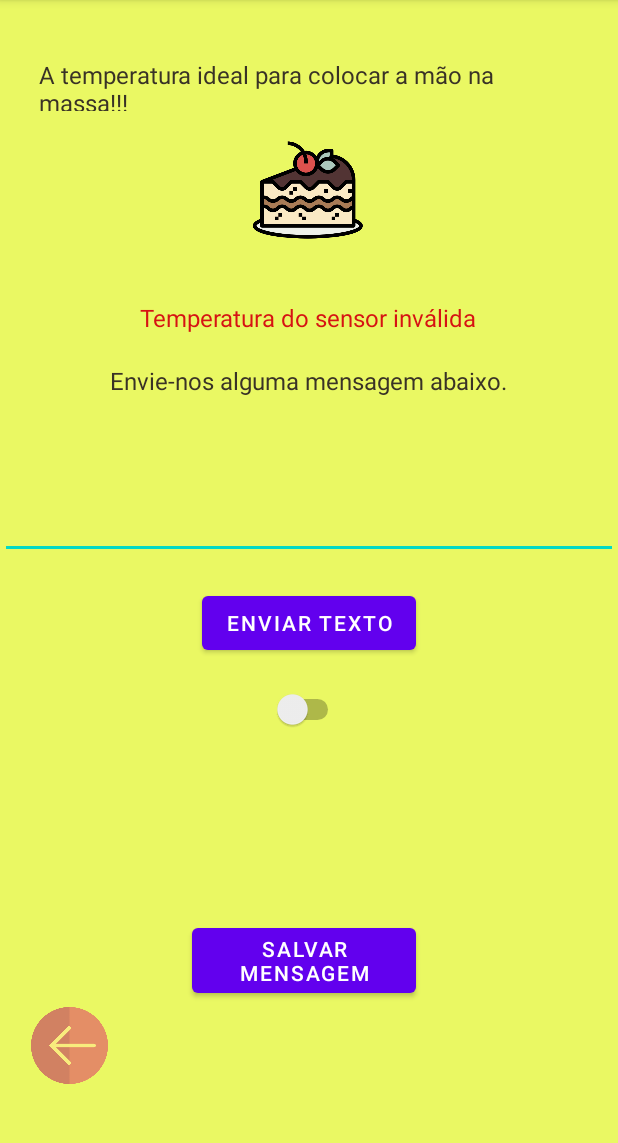
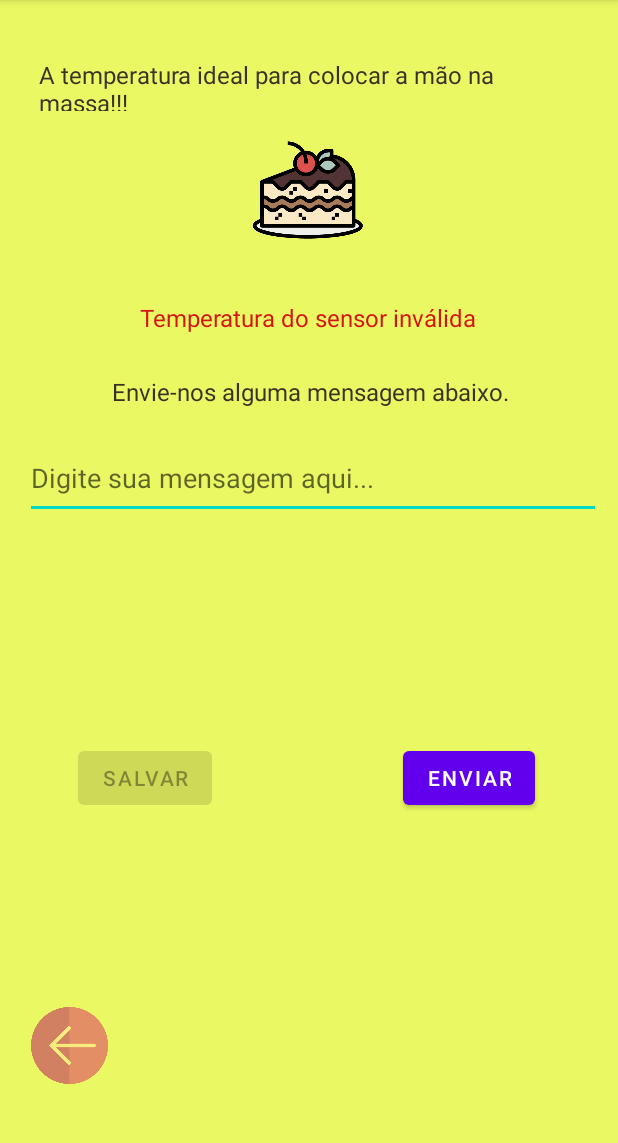
Before and after one commit to LeandroMoura124/Receita-de-Bolo, an Android app: the SensorTemp screen opened directly, with no data from a screen before it, on a phone screen of 412 x 824 dp, the part 84-1227 px from its top. Run offline under Robolectric (Android 15) with nearby library versions, the phone set to English and light mode, and no system bars; Roboto replaces fonts that are not available here.

Commit message:
commit do app

```diff
--- a/app/src/main/AndroidManifest.xml
+++ b/app/src/main/AndroidManifest.xml
@@ -1,6 +1,8 @@
 <?xml version="1.0" encoding="utf-8"?>
 <manifest xmlns:android="http://schemas.android.com/apk/res/android"
     package="com.example.receitabolo" >
+
+
 
     <!--
          The ACCESS_COARSE/FINE_LOCATION permissions are not required to use
@@ -8,6 +10,8 @@
          location permissions for the "MyLocation" functionality.
     -->
     <uses-permission android:name="android.permission.ACCESS_FINE_LOCATION" />
+    <uses-permission android:name="android.permission.WRITE_EXTERNAL_STORAGE" />
+    <uses-permission android:name="android.permission.READ_EXTERNAL_STORAGE"/>
 
     <application
         android:allowBackup="true"
--- a/app/src/main/java/com/example/receitabolo/SensorTemp.java
+++ b/app/src/main/java/com/example/receitabolo/SensorTemp.java
@@ -10,6 +10,7 @@ import android.hardware.SensorEvent;
 import android.hardware.SensorEventListener;
 import android.hardware.SensorManager;
 import android.os.Bundle;
+import android.os.Environment;
 import android.view.View;
 import android.widget.Button;
 import android.widget.EditText;
@@ -17,21 +18,32 @@ import android.widget.Switch;
 import android.widget.TextView;
 import android.widget.Toast;
 
+import java.io.BufferedInputStream;
+import java.io.BufferedReader;
+import java.io.File;
+import java.io.FileNotFoundException;
+import java.io.FileOutputStream;
+import java.io.FileReader;
+import java.io.IOException;
+
 public class SensorTemp extends AppCompatActivity implements SensorEventListener {
     private TextView textview;
     private SensorManager sensorManager;
     private Sensor tempSensor;
     private  Boolean TemperaturaSensorValida;
 
-    private TextView textview2;
-    private EditText editText2;
-    private Button applyTextButton;
-    private Button saveButton;
-    private Switch switch1;
+// Armazenamento
 
-    public static final String SHARED_PREFS = "sharedPrefs";
-    public static final String TEXT = "text";
-    public static final String SWITCH1 = "switch1";
+    Button btnEnviar, btnSalvar;
+    EditText EditTextAr;
+    TextView tvEnviar;
+    String filename = "";
+    String filepath = "";
+    String filecontent = "";
+
+
+
+
 
     private  String text;
     private Boolean switchOnOff;
@@ -64,54 +76,74 @@ public class SensorTemp extends AppCompatActivity implements SensorEventListener
         }
 
 
-        // Armazenamento
-        textview2 = (TextView) findViewById(R.id.textviewAr);
-        editText2 = (EditText) findViewById(R.id.edittextAr);
-        applyTextButton = (Button) findViewById(R.id.enviar_buttonAr);
-        saveButton = (Button) findViewById(R.id.ButtonSaveAr);
-        switch1 = (Switch) findViewById(R.id.switchAr);
-
-        //metodo onclicklistener de enviar dados
-        applyTextButton.setOnClickListener(new View.OnClickListener() {
+        /*Armazenamento*/
+        btnSalvar = findViewById(R.id.ButtonSalvar);
+        btnEnviar = findViewById(R.id.ButtonEnviar);
+        EditTextAr = findViewById(R.id.EditTextAr);
+        tvEnviar = findViewById(R.id.tvEnviar);
+        filename = "MeuArquivo.txt";
+        filepath = "MeuArquivoDir";
+        if(!isExternalStorageAvailableForRW()){
+            btnSalvar.setEnabled(false);
+        }
+        btnSalvar.setOnClickListener(new View.OnClickListener() {
             @Override
             public void onClick(View view) {
-                textview2.setText(editText2.getText().toString());
+                tvEnviar.setText("");
+                filecontent = EditTextAr.getText().toString().trim();
+                if(!filecontent.equals("")){
+                    File myExternalFile = new File(getExternalFilesDir(filepath), filename);
+                    FileOutputStream fos = null;
+                    try {
+                        fos = new FileOutputStream(myExternalFile);
+                        fos.write(filecontent.getBytes());
+                    } catch (FileNotFoundException e) {
+                        e.printStackTrace();
+                    } catch (IOException e) {
+                        e.printStackTrace();
+                    }
+                    EditTextAr.setText("");
+                    Toast.makeText(SensorTemp.this, "As informações foram salvas no cartão SD com sucesso!", Toast.LENGTH_SHORT).show();
+                }else{
+                    Toast.makeText(SensorTemp.this, "O campo de texto não pode ser vazio!", Toast.LENGTH_SHORT).show();
+                }
             }
         });
-        //metodo onclick listener de salvar dados
-        saveButton.setOnClickListener(new View.OnClickListener() {
+        btnEnviar.setOnClickListener(new View.OnClickListener() {
             @Override
             public void onClick(View view) {
-                saveData();
-
+                FileReader fr = null;
+                File myExternalFile = new File(getExternalFilesDir(filepath), filename);
+                StringBuilder stringBuilder = new StringBuilder();
+                try {
+                    fr = new FileReader(myExternalFile);
+                    BufferedReader br = new BufferedReader(fr);
+                    String line = br.readLine();
+                    while(line != null){
+                        stringBuilder.append(line).append('\n');
+                        line = br.readLine();
+                    }
+                } catch (FileNotFoundException e) {
+                    e.printStackTrace();
+                } catch (IOException e) {
+                    e.printStackTrace();
+                }finally {
+                    String fileContents = "File contents\n" + stringBuilder.toString();
+                    tvEnviar.setText(fileContents);
+                }
             }
         });
-        loadData();
-        updateViews();
+
 
     }
-// botao salvar dados
-    public  void saveData(){
-        SharedPreferences sharedPreferences = getSharedPreferences(SHARED_PREFS, MODE_PRIVATE);
-        SharedPreferences.Editor editor  = sharedPreferences.edit();
 
-        editor.putString(TEXT, textview2.getText().toString());
-        editor.putBoolean(SWITCH1, switch1.isChecked());
-
-        editor.apply();
-        Toast.makeText(this, "Dado salvo", Toast.LENGTH_SHORT).show();
+    private boolean isExternalStorageAvailableForRW() {
+        String extStorageState = Environment.getExternalStorageState();
+        if(extStorageState.equals(Environment.MEDIA_MOUNTED)){
+            return true;
+        }
+        return false;
     }
-    public void loadData(){
-        SharedPreferences sharedPreferences = getSharedPreferences(SHARED_PREFS, MODE_PRIVATE);
-        text  = sharedPreferences.getString(TEXT, "");
-        switchOnOff = sharedPreferences.getBoolean(SWITCH1, false);
-    }
-    public  void updateViews(){
-        textview2.setText(text);
-        switch1.setChecked(switchOnOff);
-    }
-
-
 
 
     //  sensorTemp
--- a/app/src/main/res/layout/activity_sensor_temp.xml
+++ b/app/src/main/res/layout/activity_sensor_temp.xml
@@ -61,68 +61,7 @@
         app:layout_constraintVertical_bias="0.053" />
 
 
-    <TextView
-        android:id="@+id/textviewAr"
-        android:layout_width="match_parent"
-        android:layout_height="wrap_content"
-        android:gravity="center_horizontal"
-        android:textSize="17sp"
-        app:layout_constraintBottom_toBottomOf="parent"
-        app:layout_constraintEnd_toEndOf="parent"
-        app:layout_constraintHorizontal_bias="0.0"
-        app:layout_constraintStart_toStartOf="parent"
-        app:layout_constraintTop_toTopOf="parent"
-        app:layout_constraintVertical_bias="0.408"
-        tools:text="Digite a mensagem" />
 
-    <EditText
-        android:id="@+id/edittextAr"
-        android:layout_width="match_parent"
-        android:layout_height="wrap_content"
-        app:layout_constraintBottom_toBottomOf="parent"
-        app:layout_constraintEnd_toEndOf="parent"
-        app:layout_constraintHorizontal_bias="0.0"
-        app:layout_constraintStart_toStartOf="parent"
-        app:layout_constraintTop_toBottomOf="@+id/textviewAr"
-        app:layout_constraintVertical_bias="0.0" />
-
-    <Button
-        android:id="@+id/enviar_buttonAr"
-        android:layout_width="wrap_content"
-        android:layout_height="wrap_content"
-        android:layout_gravity="center_horizontal"
-        android:text="Enviar Texto"
-        app:layout_constraintBottom_toBottomOf="parent"
-        app:layout_constraintEnd_toEndOf="parent"
-        app:layout_constraintStart_toStartOf="parent"
-        app:layout_constraintTop_toBottomOf="@+id/edittextAr"
-        app:layout_constraintVertical_bias="0.054" />
-
-    <Switch
-        android:id="@+id/switchAr"
-        android:layout_width="wrap_content"
-        android:layout_height="wrap_content"
-        android:layout_gravity="center_horizontal"
-        android:layout_marginTop="8dp"
-        app:layout_constraintBottom_toTopOf="@+id/ButtonSaveAr"
-        app:layout_constraintEnd_toEndOf="parent"
-        app:layout_constraintHorizontal_bias="0.498"
-        app:layout_constraintStart_toStartOf="parent"
-        app:layout_constraintTop_toBottomOf="@+id/enviar_buttonAr"
-        app:layout_constraintVertical_bias="0.088" />
-
-    <Button
-        android:id="@+id/ButtonSaveAr"
-        android:layout_width="149dp"
-        android:layout_height="55dp"
-        android:layout_gravity="center_horizontal"
-        android:text="Salvar mensagem"
-        app:layout_constraintBottom_toBottomOf="parent"
-        app:layout_constraintEnd_toEndOf="parent"
-        app:layout_constraintHorizontal_bias="0.488"
-        app:layout_constraintStart_toStartOf="parent"
-        app:layout_constraintTop_toTopOf="parent"
-        app:layout_constraintVertical_bias="0.86" />
 
     <TextView
         android:id="@+id/textView44"
@@ -131,12 +70,76 @@
         android:text="Envie-nos alguma mensagem abaixo."
         android:textColor="#393226"
         android:textSize="16sp"
-        app:layout_constraintBottom_toTopOf="@+id/textviewAr"
+        app:layout_constraintBottom_toBottomOf="parent"
         app:layout_constraintEnd_toEndOf="parent"
-        app:layout_constraintHorizontal_bias="0.498"
+        app:layout_constraintHorizontal_bias="0.506"
         app:layout_constraintStart_toStartOf="parent"
         app:layout_constraintTop_toTopOf="parent"
-        app:layout_constraintVertical_bias="0.862" />
+        app:layout_constraintVertical_bias="0.335" />
+
+
+    <EditText
+        android:id="@+id/EditTextAr"
+        android:layout_width="384dp"
+        android:layout_height="54dp"
+        android:hint="Digite sua mensagem aqui..."
+        app:layout_constraintBottom_toBottomOf="parent"
+        app:layout_constraintEnd_toEndOf="parent"
+        app:layout_constraintHorizontal_bias="0.592"
+        app:layout_constraintStart_toStartOf="parent"
+        app:layout_constraintTop_toTopOf="parent"
+        app:layout_constraintVertical_bias="0.409" />
+
+    <LinearLayout
+        android:id="@+id/linearLayout"
+        android:layout_width="match_parent"
+        android:layout_height="wrap_content"
+        android:orientation="horizontal">
+
+    </LinearLayout>
+
+    <ScrollView
+        android:id="@+id/scrollView2"
+        android:layout_width="395dp"
+        android:layout_height="87dp"
+        android:layout_marginBottom="196dp"
+        app:layout_constraintBottom_toBottomOf="parent"
+        app:layout_constraintEnd_toEndOf="parent"
+        app:layout_constraintStart_toStartOf="parent"
+        app:layout_constraintTop_toBottomOf="@+id/EditTextAr"
+        app:layout_constraintVertical_bias="0.356">
+
+        <TextView
+            android:id="@+id/tvEnviar"
+            android:layout_width="match_parent"
+            android:layout_height="wrap_content"
+            android:text="" />
+
+    </ScrollView>
+
+    <Button
+        android:id="@+id/ButtonEnviar"
+        android:layout_width="wrap_content"
+        android:layout_height="wrap_content"
+        android:layout_marginTop="12dp"
+        android:layout_weight="1"
+        android:text="Enviar"
+        app:layout_constraintEnd_toEndOf="parent"
+        app:layout_constraintHorizontal_bias="0.829"
+        app:layout_constraintStart_toStartOf="parent"
+        app:layout_constraintTop_toBottomOf="@+id/scrollView2" />
+
+    <Button
+        android:id="@+id/ButtonSalvar"
+        android:layout_width="wrap_content"
+        android:layout_height="wrap_content"
+        android:layout_marginTop="12dp"
+        android:layout_weight="1"
+        android:text="Salvar"
+        app:layout_constraintEnd_toEndOf="parent"
+        app:layout_constraintHorizontal_bias="0.162"
+        app:layout_constraintStart_toStartOf="parent"
+        app:layout_constraintTop_toBottomOf="@+id/scrollView2" />
 
 
 </androidx.constraintlayout.widget.ConstraintLayout>
```
